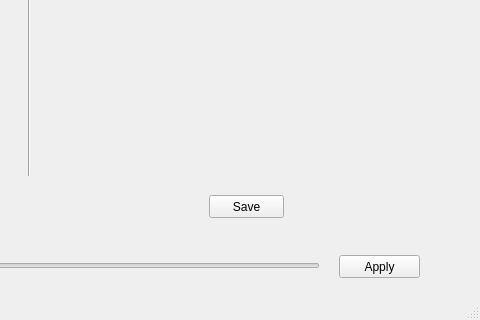
This is crystallization/crystallization.ui in pikanohup/crystallization as Qt 5 draws it before an edit; both pictures show x 411 to 891 and y 252 to 572 of the 891 by 572 pixel window. The edited form follows.
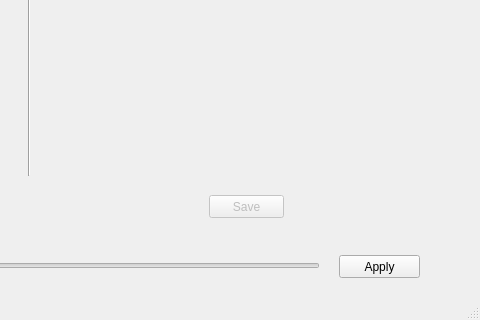
This is the edited form.

```diff
--- a/crystallization/crystallization.ui
+++ b/crystallization/crystallization.ui
@@ -65,7 +65,10 @@
      <string/>
     </property>
    </widget>
-   <widget class="QPushButton" name="pushButton">
+   <widget class="QPushButton" name="button_save">
+    <property name="enabled">
+     <bool>false</bool>
+    </property>
     <property name="geometry">
      <rect>
       <x>620</x>
```
Left out of the diff: 2 changed lines with no effect on the pictures.
